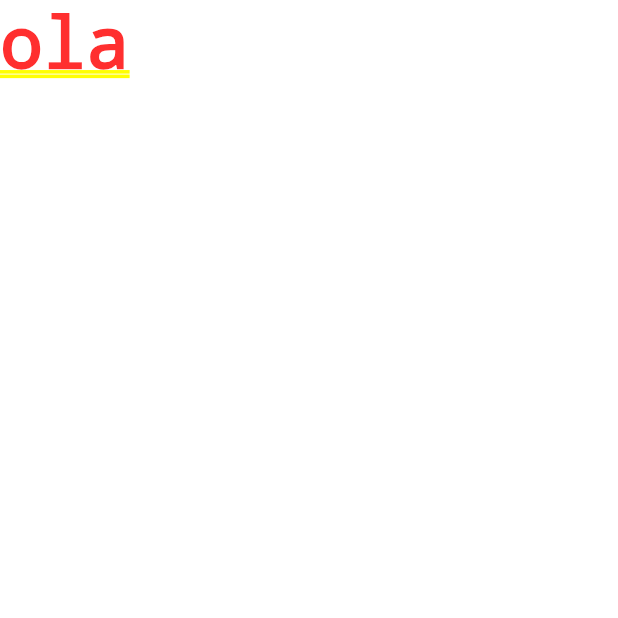
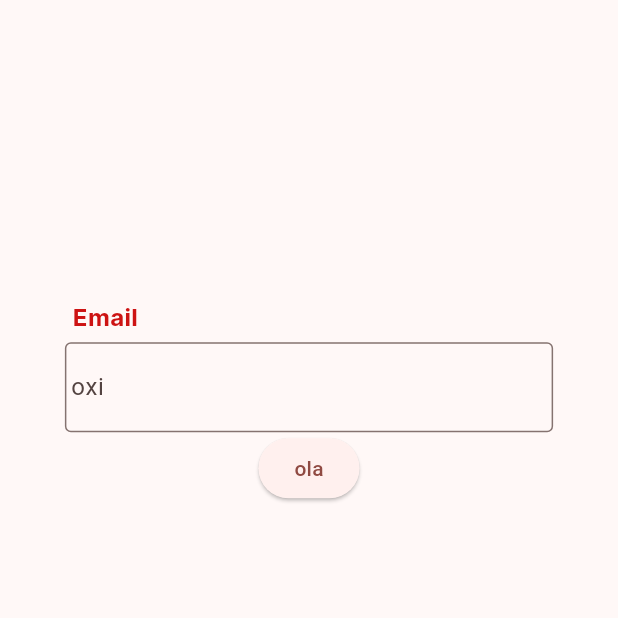
Before and after one commit to febzr/proj-dsi, a Flutter app: the screen it shows after launch, on a phone screen of 412 x 824 dp, the top half of it. Run offline on Flutter 3.47's test engine with Material 3 defaults, Android fonts, the phone set to English and light mode, and no system bars.

Commit message:
refatoracao: termiando textfield

```diff
--- /dev/null
+++ b/cardiocare/lib/components/cc_textfield.dart
@@ -0,0 +1,53 @@
+// ignore_for_file: camel_case_types, prefer_const_constructors, avoid_unnecessary_containers, prefer_const_literals_to_create_immutables
+
+import 'package:flutter/material.dart';
+
+
+class cc_textfield extends StatelessWidget {
+  final String? Function(String?) validador;
+  final String hint;
+  final String label;
+  const cc_textfield({super.key,required this.validador, required this.hint,required this.label});
+
+  @override
+  Widget build(BuildContext context) {
+    var screenSize = MediaQuery.of(context).size;
+    return Container(
+    width: screenSize.width*0.79,
+    child:Column(
+      crossAxisAlignment: CrossAxisAlignment.start,
+      children:[Padding(
+        padding: EdgeInsets.only(left:screenSize.height*0.00625,bottom: screenSize.height*0.00625),
+        child: Text(label,
+        style: TextStyle(
+          fontSize: 16,
+          fontFamily: 'inter',
+          fontWeight: FontWeight.w700,
+          color: Color.fromARGB(255, 205, 19, 19)
+        ),
+        )
+        ),
+        Padding(padding: const EdgeInsets.only(left: 0),
+          child:SizedBox(
+          height: 60,
+          child:TextFormField(
+                  textAlignVertical: TextAlignVertical.bottom,
+                  decoration: InputDecoration(
+                  border: OutlineInputBorder(),
+                  hintText: hint,
+                  contentPadding: EdgeInsets.symmetric(vertical: 60),
+                  isDense: true
+                  ),
+                  validator:validador
+
+                )
+                )
+                ),
+]
+
+
+
+)
+);
+  }
+}
--- a/cardiocare/lib/main.dart
+++ b/cardiocare/lib/main.dart
@@ -10,7 +10,6 @@
 class MyApp extends StatelessWidget {
   const MyApp({super.key});
 
-
   @override
   Widget build(BuildContext context) {
     return MaterialApp(
--- a/cardiocare/lib/screen/login_screen.dart
+++ b/cardiocare/lib/screen/login_screen.dart
@@ -1,15 +1,46 @@
-// ignore_for_file: camel_case_types, prefer_const_constructors
+// ignore_for_file: camel_case_types, avoid_unnecessary_containers, prefer_const_constructors
 
 import 'package:flutter/material.dart';
+import 'package:cardiocare/components/cc_textfield.dart';
+
+
 
 
 class login extends StatelessWidget {
-  const login({super.key});
 
+  login({super.key});
+
+  final _formKey = GlobalKey<FormState>();
   @override
   Widget build(BuildContext context) {
-    return Container(
-      child: Text('ola')
+    return Scaffold(
+      body:Container(
+      margin: EdgeInsets.only(top: 200),
+      child:Form(
+        key: _formKey,
+        child:Column(
+        children: [
+          Center(
+            child:
+          cc_textfield(validador:(value){
+            if (value==null || value.isEmpty){
+              return'errou';
+            }else{
+              return null;
+            }
+          }
+          ,hint: 'oxi',label: 'Email',)),
+          ElevatedButton(onPressed: (){
+            if(_formKey.currentState!.validate()){
+               ScaffoldMessenger.of(context).showSnackBar(
+                    const SnackBar(content: Text('Processing Data')));
+            }
+          }
+          , child: Text('ola'))
+        ]
+      )
+    )
+    )
     );
   }
 }
```
Also changed, not shown: cardiocare/pubspec.yaml (+11 -0 lines), cardiocare/assets/fonts/Inter-Bold.ttf (added), cardiocare/assets/fonts/Inter-Medium.ttf (added), cardiocare/assets/fonts/Inter-Regular.ttf (added), cardiocare/assets/fonts/Jersey10-Regular.ttf (added).
